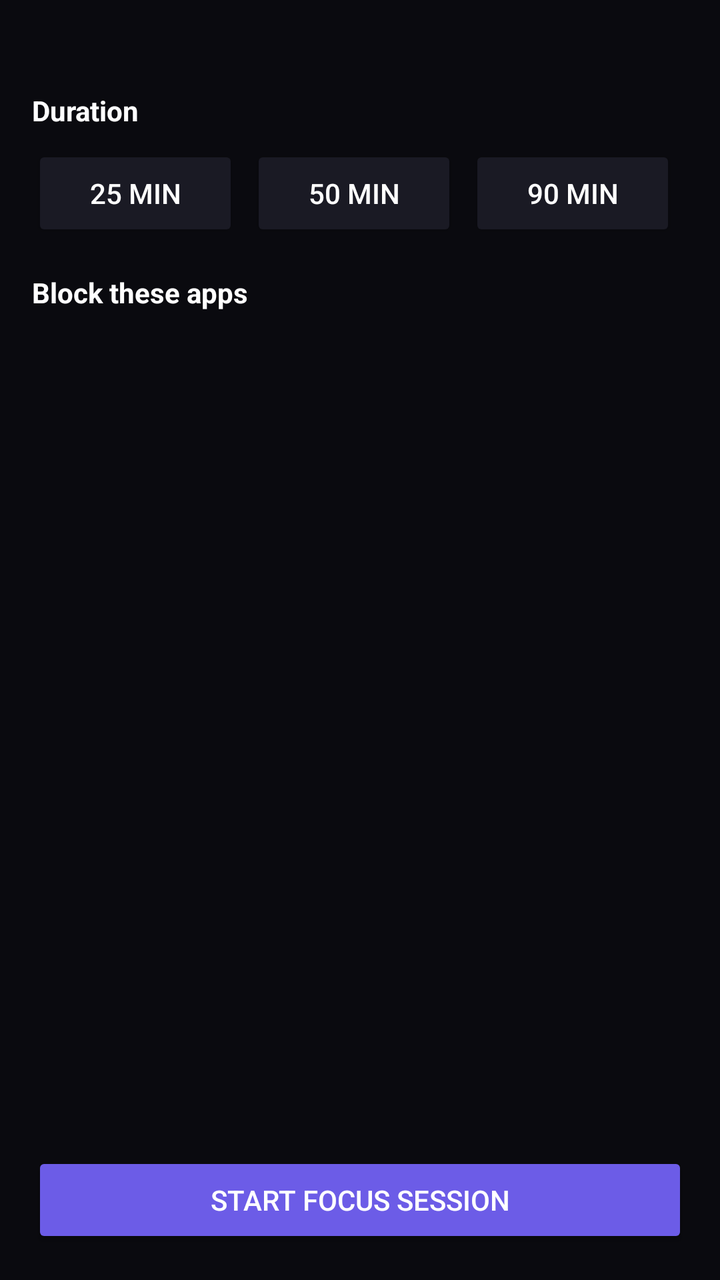
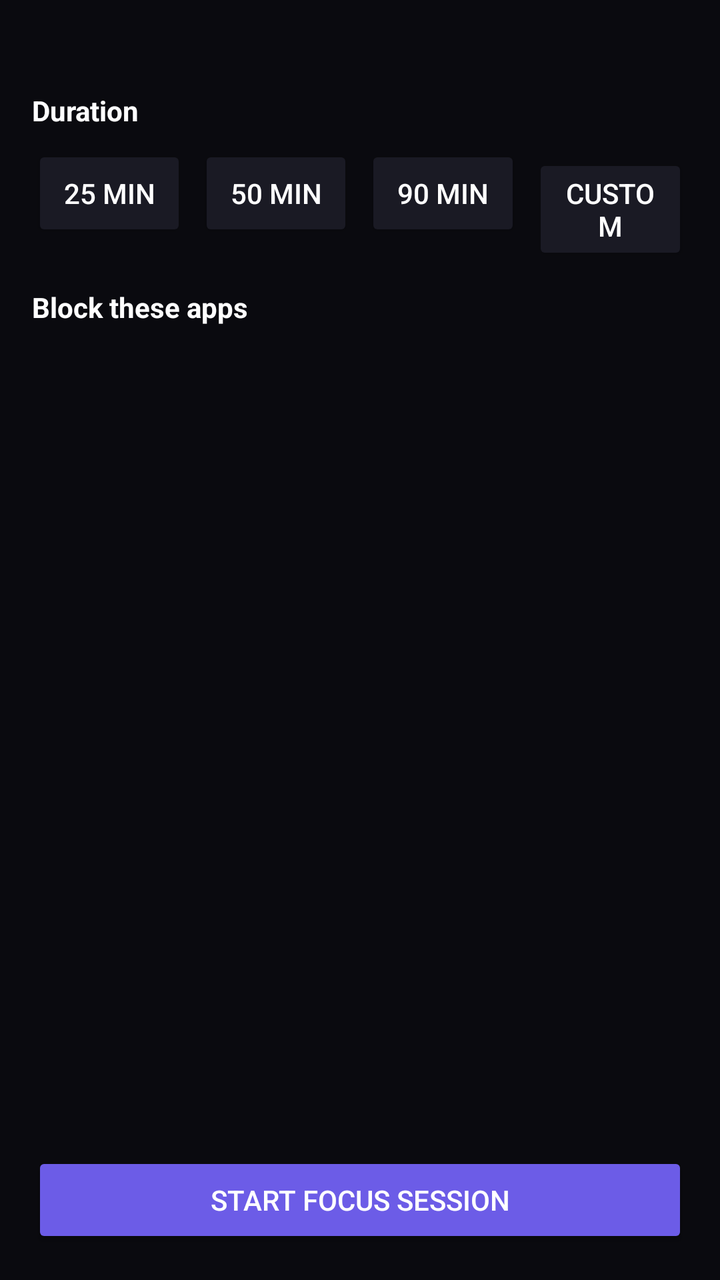

Before-and-after screenshots of an Android layout around one commit, followed by the original layout XML and the change that was made.
<!-- AndroidManifest.xml: application theme Theme.GrindHouse -->
<!-- res/layout/activity_focus_mode.xml -->
<?xml version="1.0" encoding="utf-8"?>
<LinearLayout xmlns:android="http://schemas.android.com/apk/res/android"
    android:layout_width="match_parent"
    android:layout_height="match_parent"
    android:orientation="vertical"
    android:background="#0a0a0f"
    android:padding="16dp">

    <TextView
        android:id="@+id/statusText"
        android:layout_width="wrap_content"
        android:layout_height="wrap_content"
        android:textColor="#9d9db0"
        android:textSize="13sp"
        android:layout_marginBottom="12dp" />

    <TextView
        android:layout_width="wrap_content"
        android:layout_height="wrap_content"
        android:text="Duration"
        android:textColor="#ffffff"
        android:textStyle="bold"
        android:layout_marginBottom="8dp" />

    <LinearLayout
        android:layout_width="match_parent"
        android:layout_height="wrap_content"
        android:orientation="horizontal"
        android:layout_marginBottom="16dp">

        <Button
            android:id="@+id/duration25"
            style="@style/DurationButton"
            android:text="25 min" />
        <Button
            android:id="@+id/duration50"
            style="@style/DurationButton"
            android:text="50 min" />
        <Button
            android:id="@+id/duration90"
            style="@style/DurationButton"
            android:text="90 min" />
    </LinearLayout>

    <TextView
        android:layout_width="wrap_content"
        android:layout_height="wrap_content"
        android:text="Block these apps"
        android:textColor="#ffffff"
        android:textStyle="bold"
        android:layout_marginBottom="8dp" />

    <androidx.recyclerview.widget.RecyclerView
        android:id="@+id/appList"
        android:layout_width="match_parent"
        android:layout_height="0dp"
        android:layout_weight="1" />

    <Button
        android:id="@+id/startFocusBtn"
        android:layout_width="match_parent"
        android:layout_height="wrap_content"
        android:layout_marginTop="12dp"
        android:backgroundTint="#6c5ce7"
        android:textColor="#ffffff"
        android:text="Start Focus Session" />

</LinearLayout>
<!-- resources referenced by this layout -->
<resources>
  <style name="DurationButton">
          <item name="android:layout_width">0dp</item>
          <item name="android:layout_height">wrap_content</item>
          <item name="android:layout_weight">1</item>
          <item name="android:layout_marginEnd">6dp</item>
          <item name="android:backgroundTint">#1a1a24</item>
          <item name="android:textColor">#ffffff</item>
      </style>
  <style name="Theme.GrindHouse" parent="Theme.MaterialComponents.DayNight.NoActionBar">
          <item name="colorPrimary">#6c5ce7</item>
          <item name="colorPrimaryDark">#0a0a0f</item>
          <item name="colorAccent">#6c5ce7</item>
          <item name="android:windowBackground">#0a0a0f</item>
      </style>
</resources>

<!-- the commit's change to res/layout/activity_focus_mode.xml (unified diff, before → after) -->
@@ -40,6 +40,11 @@
             android:id="@+id/duration90"
             style="@style/DurationButton"
             android:text="90 min" />
+        <Button
+            android:id="@+id/durationCustom"
+            style="@style/DurationButton"
+            android:layout_marginEnd="0dp"
+            android:text="Custom" />
     </LinearLayout>
 
     <TextView
